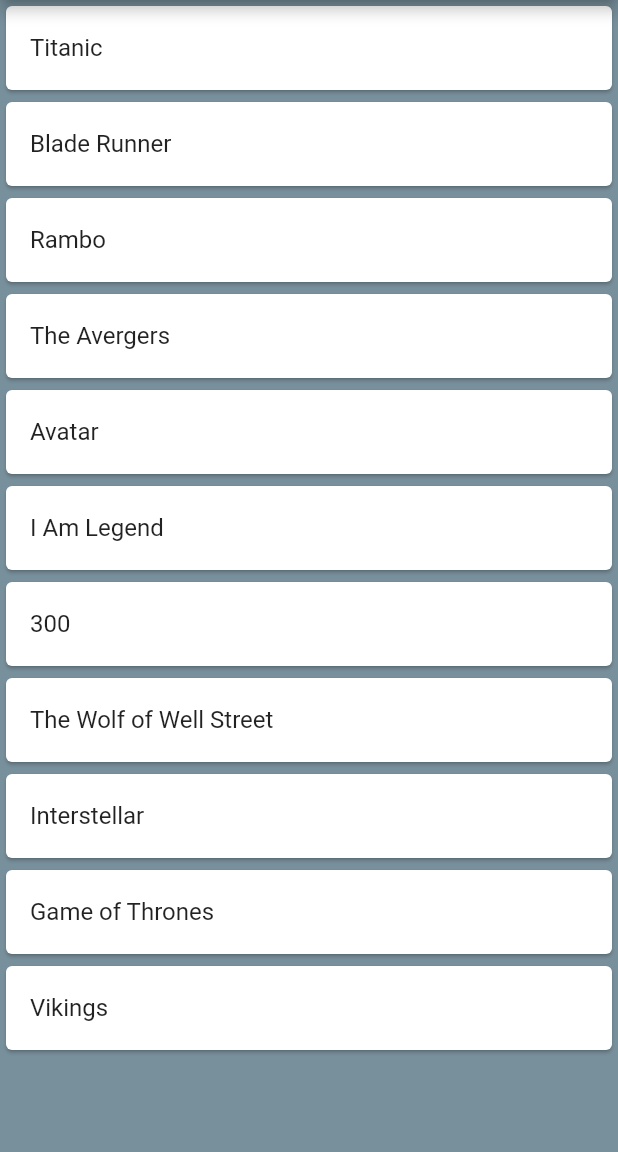
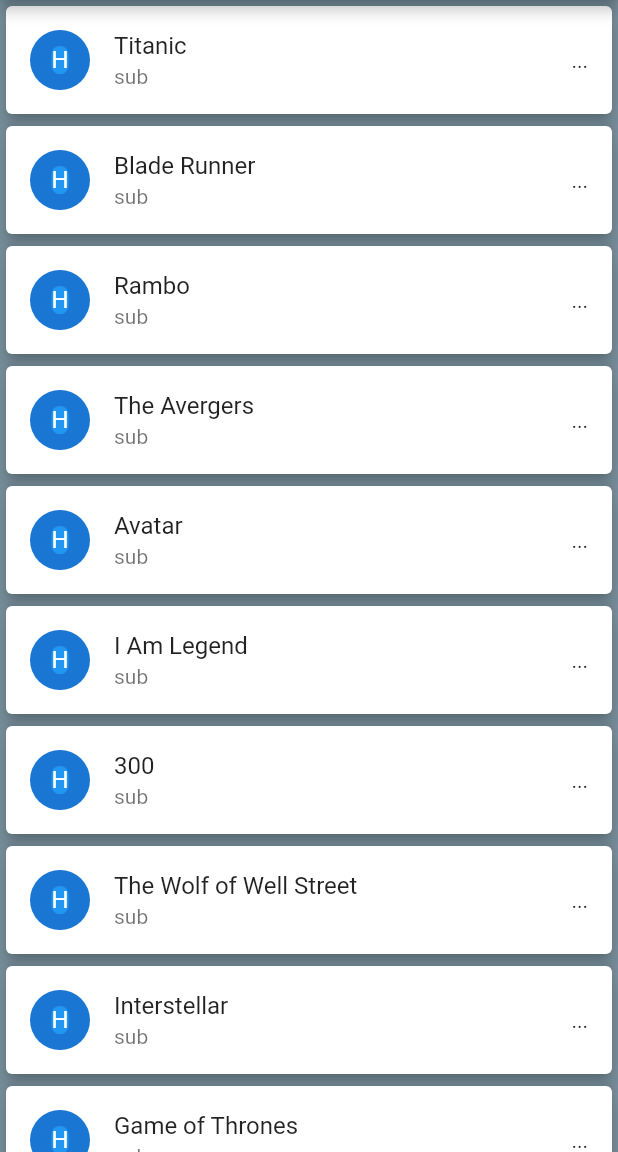
Before and after one commit to AndreDevLopes/Movies, a Flutter app: the screen it shows after launch, on a phone screen of 412 x 824 dp, the part 84-1236 px from its top. Run offline on Flutter 3.47's test engine with Material 2 defaults, Android fonts, the phone set to English and light mode, and no system bars.

Commit message:
customizado a List e adicionado o onTap

```diff
--- a/lib/ui/home.dart
+++ b/lib/ui/home.dart
@@ -26,9 +26,22 @@ class MoviListVie extends StatelessWidget {
         itemCount: movies.length,
         itemBuilder: (BuildContext context, int index) {
           return Card(
+            elevation: 4.5,
             color: Colors.white,
             child: ListTile(
+              leading: CircleAvatar(
+                child: Container(
+                  decoration: BoxDecoration(
+                    color: Colors.blue,
+                    borderRadius: BorderRadius.circular(13.9),
+                  ),
+                  child: Text("H"),
+                ),
+              ),
+              trailing: Text("..."),
               title: Text(movies[index]),
+              subtitle: Text("sub"),
+              onTap: () => debugPrint(movies.elementAt(index)),
             ),
           );
         },
```
